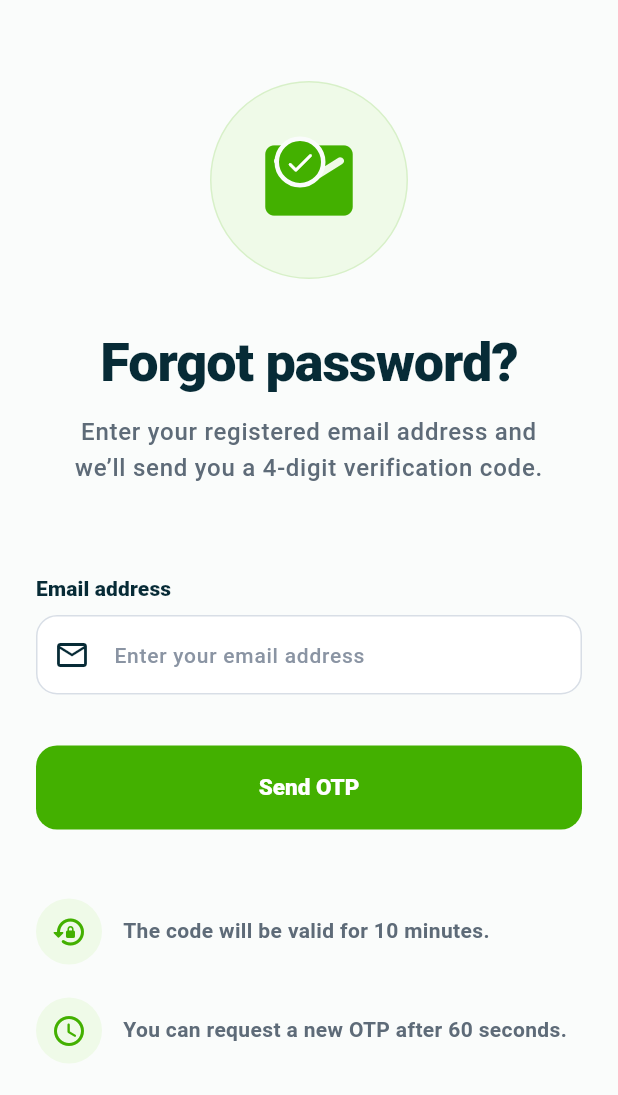
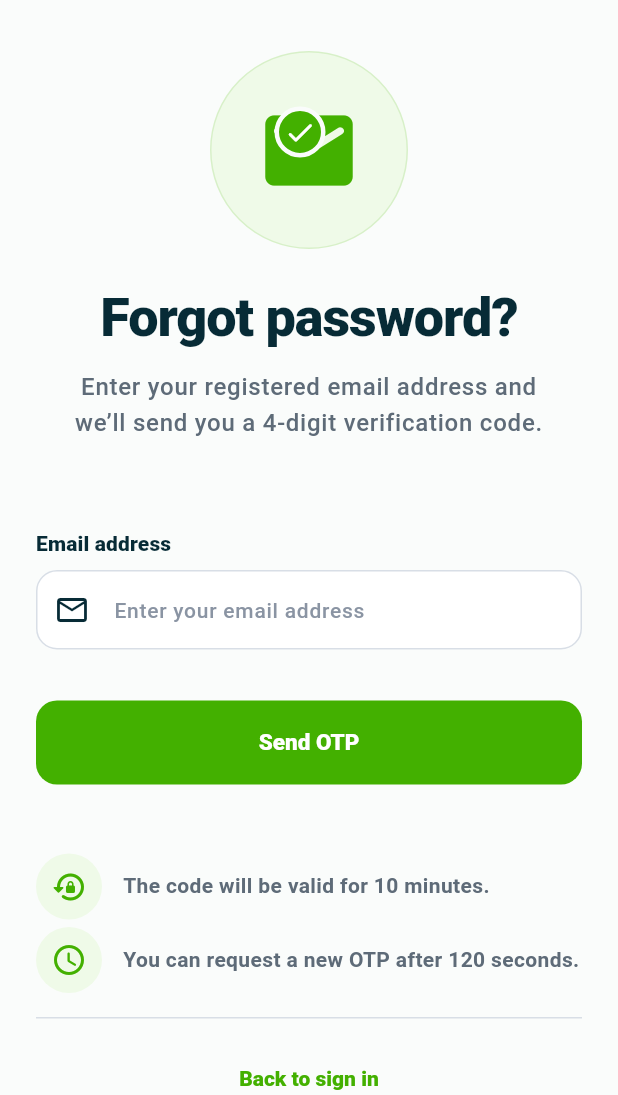
Before and after one commit to jhalto/menuloq, a Flutter app: the ForgotPasswordView screen opened by its route, on a phone screen of 412 x 824 dp, the part 141-1236 px from its top. Run offline on Flutter 3.47's test engine with Material 3 defaults, Android fonts, the phone set to English and light mode, and no system bars; our stand-ins replace country_picker, dio, flutter_bloc, flutter_dotenv, shared_preferences; accounts and stored records are empty.

Commit message:
auth complete

```diff
--- a/lib/config/route/route_name.dart
+++ b/lib/config/route/route_name.dart
@@ -6,6 +6,6 @@ class Routes {
   static const String verifyEmail = "/verify-email";
   static const String forgotPassword = "/forgot-password";
   static const String resetPassword = "/reset-password";
+  static const String changePassword = "/change-password";
   static const String dashboard = "/dashboard";
-
 }
--- a/lib/config/route/routes.dart
+++ b/lib/config/route/routes.dart
@@ -2,6 +2,7 @@ import 'package:flutter/material.dart';
 import 'package:flutter_bloc/flutter_bloc.dart';
 import 'package:menuloq/config/route/route_name.dart';
 import 'package:menuloq/core/di/dependency_factory.dart';
+import 'package:menuloq/features/auth/domain/enums/verify_email_type.dart';
 import 'package:menuloq/features/auth/presentation/bloc/forgot_password/forgot_password_bloc.dart';
 import 'package:menuloq/features/auth/presentation/bloc/login/auth_bloc.dart';
 import 'package:menuloq/features/auth/presentation/bloc/register/register_bloc.dart';
@@ -41,9 +42,28 @@ class AppRoutes {
         );
 
       case Routes.verifyEmail:
-        final email = settings.arguments as String?;
+        final args = settings.arguments;
 
-        if (email == null || email.trim().isEmpty) {
+        String email = '';
+        VerifyEmailType type = VerifyEmailType.registration;
+
+        if (args is String) {
+          email = args.trim();
+        } else if (args is Map<String, dynamic>) {
+          email = (args['email'] as String? ?? '').trim();
+
+          final rawType = args['type'];
+
+          if (rawType is VerifyEmailType) {
+            type = rawType;
+          } else if (rawType == 'forgot_password') {
+            type = VerifyEmailType.forgotPassword;
+          } else {
+            type = VerifyEmailType.registration;
+          }
+        }
+
+        if (email.isEmpty) {
           return _buildRoute(
             settings: settings,
             child: const Scaffold(
@@ -56,7 +76,37 @@ class AppRoutes {
           settings: settings,
           child: BlocProvider<VerifyEmailBloc>(
             create: (_) => _di.createVerifyEmailBloc(),
-            child: VerifyEmailView(email: email),
+            child: VerifyEmailView(email: email, type: type),
+          ),
+        );
+
+      case Routes.resetPassword:
+        final args = settings.arguments;
+
+        String email = '';
+        String otp = '';
+
+        if (args is Map<String, dynamic>) {
+          email = (args['email'] as String? ?? '').trim();
+          otp = (args['otp'] as String? ?? '').trim();
+        }
+
+        if (email.isEmpty || otp.isEmpty) {
+          return _buildRoute(
+            settings: settings,
+            child: const Scaffold(
+              body: Center(
+                child: Text('Email and OTP are required for password reset.'),
+              ),
+            ),
+          );
+        }
+
+        return _buildRoute(
+          settings: settings,
+          child: BlocProvider<ResetPasswordBloc>(
+            create: (_) => _di.createResetPasswordBloc(),
+            child: ResetPasswordView(initialEmail: email, otp: otp),
           ),
         );
 
@@ -92,10 +142,7 @@ class AppRoutes {
         );
 
       case Routes.dashboard:
-        return _buildRoute(
-          settings: settings,
-          child: const DashboardView(),
-        );
+        return _buildRoute(settings: settings, child: const DashboardView());
 
       default:
         return _buildRoute(
--- a/lib/core/di/dependency_factory.dart
+++ b/lib/core/di/dependency_factory.dart
@@ -1,6 +1,6 @@
 import 'package:menuloq/features/auth/data/data_sources/remote/auth_remote_data_source.dart';
 import 'package:menuloq/features/auth/data/repositories/auth_repository_impl.dart';
-import 'package:menuloq/features/auth/domain/usecases/change_password_use_case.dart';
+import 'package:menuloq/features/auth/domain/usecases/reset_password_use_case.dart';
 import 'package:menuloq/features/auth/domain/usecases/get_otp_use_case.dart';
 import 'package:menuloq/features/auth/domain/usecases/login_use_case.dart';
 import 'package:menuloq/features/auth/domain/usecases/register_use_case.dart';
@@ -53,8 +53,8 @@ class DependencyFactory {
   late final VerifyOtpUseCase verifyOtpUseCase = VerifyOtpUseCase(
     authRepository,
   );
-  late final ChangePasswordUseCase changePasswordUseCase =
-      ChangePasswordUseCase(authRepository);
+  late final ResetPasswordUseCase resetPasswordUseCase =
+      ResetPasswordUseCase(authRepository);
 
   // ──────────────────────────────────────────
   // Blocs
@@ -75,7 +75,7 @@ class DependencyFactory {
 
   ResetPasswordBloc createResetPasswordBloc() {
     return ResetPasswordBloc(
-      changePasswordUseCase: changePasswordUseCase,
+      resetPasswordUseCase: resetPasswordUseCase,
       getOtpUseCase: getOtpUseCase,
     );
   }
--- a/lib/core/network/api_endpoints.dart
+++ b/lib/core/network/api_endpoints.dart
@@ -5,8 +5,7 @@ class ApiEndpoints {
   static const String login = '/api/login';
   static const String getOtp = '/api/get-otp';
   static const String verifyOtp = '/api/verify-otp';
-
   static const String forgotPassword = '/api/forgot-password';
-  static const String resetPassword = '/api/reset-password';
+  static const String resetPassword = '/api/reset-password-by-otp';
   static const String changePassword = '/api/change-password';
 }
--- /dev/null
+++ b/lib/features/auth/domain/enums/verify_email_type.dart
@@ -0,0 +1 @@
+enum VerifyEmailType { registration, forgotPassword }
--- a/lib/features/auth/domain/repositories/auth_repository.dart
+++ b/lib/features/auth/domain/repositories/auth_repository.dart
@@ -25,8 +25,9 @@ abstract class AuthRepository {
     required String otp,
   });
 
-  Future<void> changePassword({
-    required String oldPassword,
+  Future<void> resetPassword({
+    required String email,
+    required String otp,
     required String newPassword,
     required String passwordConfirmation,
   });
--- a/lib/features/auth/presentation/widgets/forgot_password/forgot_password_content.dart
+++ b/lib/features/auth/presentation/widgets/forgot_password/forgot_password_content.dart
@@ -1,6 +1,7 @@
 import 'package:flutter/material.dart';
 import 'package:flutter_bloc/flutter_bloc.dart';
 import 'package:menuloq/config/route/route_name.dart';
+import 'package:menuloq/features/auth/domain/enums/verify_email_type.dart';
 
 import '../../../../../config/theme/app_colors.dart';
 import '../../bloc/forgot_password/forgot_password_bloc.dart';
@@ -43,9 +44,7 @@ class _ForgotPasswordContentState extends State<ForgotPasswordContent> {
     if (!(_formKey.currentState?.validate() ?? false)) return;
 
     context.read<ForgotPasswordBloc>().add(
-          ForgotPasswordOtpRequested(
-            email: _emailController.text.trim(),
-          ),
+      ForgotPasswordOtpRequested(email: _emailController.text.trim()),
     );
   }
 
@@ -54,10 +53,13 @@ class _ForgotPasswordContentState extends State<ForgotPasswordContent> {
     return BlocConsumer<ForgotPasswordBloc, ForgotPasswordState>(
       listener: (context, state) {
         if (state.status == ForgotPasswordStatus.success) {
-          Navigator.pushNamed(
+          Navigator.pushReplacementNamed(
             context,
-            Routes.resetPassword,
-            arguments: state.email,
+            Routes.verifyEmail,
+            arguments: {
+              'email': state.email,
+              'type': VerifyEmailType.forgotPassword,
+            },
           );
         }
       },
@@ -65,11 +67,13 @@ class _ForgotPasswordContentState extends State<ForgotPasswordContent> {
         final isDark = Theme.of(context).brightness == Brightness.dark;
         final isLoading = state.status == ForgotPasswordStatus.loading;
 
-        final titleColor =
-            isDark ? AppColors.darkTextPrimary : AppColors.primary;
+        final titleColor = isDark
+            ? AppColors.darkTextPrimary
+            : AppColors.primary;
 
-        final subtitleColor =
-            isDark ? AppColors.darkTextSecondary : AppColors.textSecondary;
+        final subtitleColor = isDark
+            ? AppColors.darkTextSecondary
+            : AppColors.textSecondary;
 
         return Form(
           key: _formKey,
@@ -92,11 +96,11 @@ class _ForgotPasswordContentState extends State<ForgotPasswordContent> {
 
               if (widget.showWordmark) ...[
                 const _ForgotPasswordWordmark(),
-                const SizedBox(height: 54),
+                const SizedBox(height: 34),
               ],
 
               const _ForgotPasswordHeroIcon(),
-              const SizedBox(height: 34),
+              const SizedBox(height: 24),
 
               Text(
                 'Forgot password?',
@@ -164,20 +168,18 @@ class _ForgotPasswordContentState extends State<ForgotPasswordContent> {
                 text: 'The code will be valid for 10 minutes.',
               ),
 
-              const SizedBox(height: 22),
+              const SizedBox(height: 5),
 
               const ForgotPasswordInfoRow(
                 icon: Icons.schedule_rounded,
-                text: 'You can request a new OTP after 60 seconds.',
+                text: 'You can request a new OTP after 120 seconds.',
               ),
 
-              const SizedBox(height: 46),
+              const SizedBox(height: 16),
 
-              Divider(
-                color: isDark ? AppColors.darkBorder : AppColors.border,
-              ),
+              Divider(color: isDark ? AppColors.darkBorder : AppColors.border),
 
-              const SizedBox(height: 18),
+              const SizedBox(height: 16),
 
               TextButton(
                 onPressed: isLoading
@@ -215,9 +217,7 @@ class _ForgotPasswordContentState extends State<ForgotPasswordContent> {
 }
 
 class _ForgotPasswordMessage extends StatelessWidget {
-  const _ForgotPasswordMessage({
-    required this.state,
-  });
+  const _ForgotPasswordMessage({required this.state});
 
   final ForgotPasswordState state;
 
--- a/lib/main.dart
+++ b/lib/main.dart
@@ -17,6 +17,7 @@ class MyApp extends StatelessWidget {
   @override
   Widget build(BuildContext context) {
     return MaterialApp(
+      debugShowCheckedModeBanner: false,
       title: 'MenuLoq',
       theme: AppTheme.lightTheme,
       darkTheme: AppTheme.darkTheme,
```
Also changed, not shown: lib/features/auth/data/data_sources/remote/auth_remote_data_source.dart (+4 -4 lines), lib/features/auth/data/models/change_password_request_model.dart (+9 -6 lines), lib/features/auth/data/repositories/auth_repository_impl.dart (+12 -21 lines), lib/features/auth/domain/usecases/reset_password_use_case.dart (renamed from lib/features/auth/domain/usecases/change_password_use_case.dart, +7 -5 lines), lib/features/auth/presentation/bloc/reset_password/reset_password_bloc.dart (+11 -21 lines), lib/features/auth/presentation/bloc/reset_password/reset_password_event.dart (+6 -9 lines), lib/features/auth/presentation/views/reset_password_view.dart (+17 -19 lines), lib/features/auth/presentation/views/verify_email_view.dart (+61 -13 lines), lib/features/auth/presentation/widgets/reset_password/reset_password_content.dart (+29 -72 lines), lib/features/auth/presentation/widgets/message_box.dart (indentation only). Lines whose indentation alone changed are shown as unchanged.
